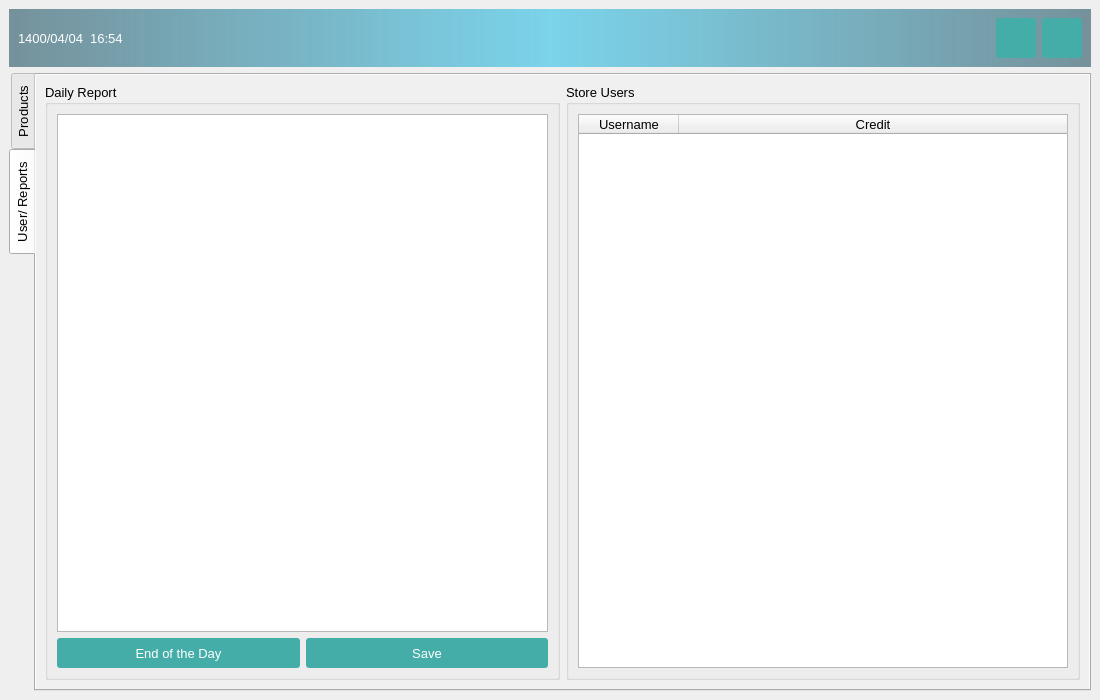
Above: AP_Project/admin_page.ui from alirrah/AP_Project before the change. Below: the same form after it.
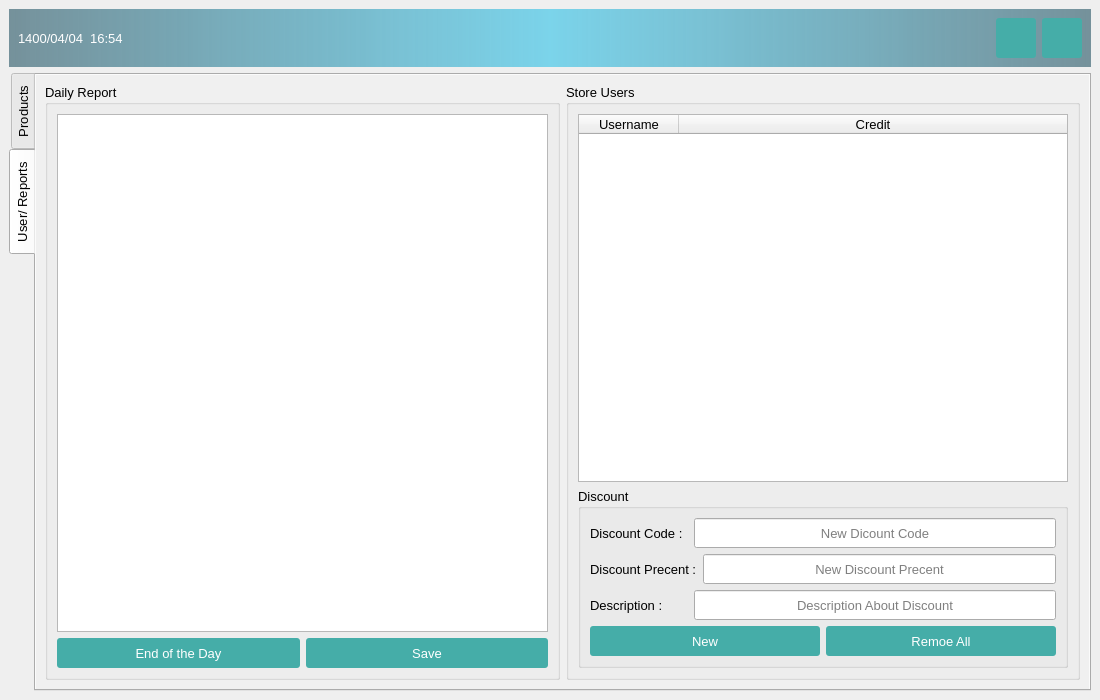
That is the form after the change. Icons and pictures are not drawn.

Commit message: add discount to the program

```diff
--- a/AP_Project/admin_page.ui
+++ b/AP_Project/admin_page.ui
@@ -30,14 +30,14 @@
 {
  color: white;
  }
-#report_btn, #save_btn, #insert_btn, #delete_btn,#edit_btn, #close_btn, #minimize_btn
+#report_btn, #save_btn, #insert_btn, #delete_btn,#edit_btn, #close_btn, #minimize_btn, #new_btn, #remove_btn
 {
   color: white;
   background-color: #45ada8;
   border-width: 0px;
   border-radius: 3px;
 }
-#insert_btn:hover, #report_btn:hover , #minimize_btn:hover, #delete_btn:hover, #edit_btn:hover, #save_btn:hover
+#insert_btn:hover, #report_btn:hover , #minimize_btn:hover, #delete_btn:hover, #edit_btn:hover, #save_btn:hover, #new_btn:hover, #remove_btn:hover
 {
  background-color: #547980;
  }
@@ -1065,6 +1065,229 @@
                </column>
               </widget>
              </item>
+             <item>
+              <widget class="QGroupBox" name="discount_gbox">
+               <property name="title">
+                <string>Discount</string>
+               </property>
+               <layout class="QVBoxLayout" name="verticalLayout_9">
+                <item>
+                 <layout class="QHBoxLayout" name="code_panel">
+                  <property name="topMargin">
+                   <number>0</number>
+                  </property>
+                  <item>
+                   <widget class="QLabel" name="code_lbl">
+                    <property name="minimumSize">
+                     <size>
+                      <width>0</width>
+                      <height>30</height>
+                     </size>
+                    </property>
+                    <property name="font">
+                     <font>
+                      <pointsize>10</pointsize>
+                     </font>
+                    </property>
+                    <property name="text">
+                     <string>Discount Code :</string>
+                    </property>
+                   </widget>
+                  </item>
+                  <item>
+                   <widget class="QLineEdit" name="code_txt">
+                    <property name="minimumSize">
+                     <size>
+                      <width>0</width>
+                      <height>30</height>
+                     </size>
+                    </property>
+                    <property name="maximumSize">
+                     <size>
+                      <width>362</width>
+                      <height>16777215</height>
+                     </size>
+                    </property>
+                    <property name="font">
+                     <font>
+                      <pointsize>10</pointsize>
+                     </font>
+                    </property>
+                    <property name="toolTip">
+                     <string>Enter Text as Code</string>
+                    </property>
+                    <property name="alignment">
+                     <set>Qt::AlignCenter</set>
+                    </property>
+                    <property name="placeholderText">
+                     <string>New Dicount Code</string>
+                    </property>
+                   </widget>
+                  </item>
+                 </layout>
+                </item>
+                <item>
+                 <layout class="QHBoxLayout" name="precent_panel">
+                  <property name="topMargin">
+                   <number>0</number>
+                  </property>
+                  <item>
+                   <widget class="QLabel" name="precent_lbl">
+                    <property name="minimumSize">
+                     <size>
+                      <width>0</width>
+                      <height>30</height>
+                     </size>
+                    </property>
+                    <property name="font">
+                     <font>
+                      <pointsize>10</pointsize>
+                     </font>
+                    </property>
+                    <property name="text">
+                     <string>Discount Precent :</string>
+                    </property>
+                   </widget>
+                  </item>
+                  <item>
+                   <widget class="QLineEdit" name="precent_txt">
+                    <property name="minimumSize">
+                     <size>
+                      <width>0</width>
+                      <height>30</height>
+                     </size>
+                    </property>
+                    <property name="font">
+                     <font>
+                      <pointsize>10</pointsize>
+                     </font>
+                    </property>
+                    <property name="toolTip">
+                     <string>Enter Number as Persent</string>
+                    </property>
+                    <property name="alignment">
+                     <set>Qt::AlignCenter</set>
+                    </property>
+                    <property name="placeholderText">
+                     <string>New Discount Precent</string>
+                    </property>
+                   </widget>
+                  </item>
+                 </layout>
+                </item>
+                <item>
+                 <layout class="QHBoxLayout" name="description_panel">
+                  <property name="topMargin">
+                   <number>0</number>
+                  </property>
+                  <item>
+                   <widget class="QLabel" name="description_lbl">
+                    <property name="minimumSize">
+                     <size>
+                      <width>0</width>
+                      <height>30</height>
+                     </size>
+                    </property>
+                    <property name="font">
+                     <font>
+                      <pointsize>10</pointsize>
+                     </font>
+                    </property>
+                    <property name="text">
+                     <string>Description :</string>
+                    </property>
+                   </widget>
+                  </item>
+                  <item>
+                   <widget class="QLineEdit" name="description_txt">
+                    <property name="minimumSize">
+                     <size>
+                      <width>0</width>
+                      <height>30</height>
+                     </size>
+                    </property>
+                    <property name="maximumSize">
+                     <size>
+                      <width>362</width>
+                      <height>16777215</height>
+                     </size>
+                    </property>
+                    <property name="font">
+                     <font>
+                      <pointsize>10</pointsize>
+                     </font>
+                    </property>
+                    <property name="toolTip">
+                     <string>Enter Text as Description</string>
+                    </property>
+                    <property name="alignment">
+                     <set>Qt::AlignCenter</set>
+                    </property>
+                    <property name="placeholderText">
+                     <string>Description About Discount</string>
+                    </property>
+                   </widget>
+                  </item>
+                 </layout>
+                </item>
+                <item>
+                 <layout class="QHBoxLayout" name="horizontalLayout_8">
+                  <property name="topMargin">
+                   <number>0</number>
+                  </property>
+                  <item>
+                   <widget class="QPushButton" name="new_btn">
+                    <property name="minimumSize">
+                     <size>
+                      <width>0</width>
+                      <height>30</height>
+                     </size>
+                    </property>
+                    <property name="font">
+                     <font>
+                      <pointsize>10</pointsize>
+                     </font>
+                    </property>
+                    <property name="cursor">
+                     <cursorShape>PointingHandCursor</cursorShape>
+                    </property>
+                    <property name="toolTip">
+                     <string>Click to Replace New Code </string>
+                    </property>
+                    <property name="text">
+                     <string>New</string>
+                    </property>
+                   </widget>
+                  </item>
+                  <item>
+                   <widget class="QPushButton" name="remove_btn">
+                    <property name="minimumSize">
+                     <size>
+                      <width>0</width>
+                      <height>30</height>
+                     </size>
+                    </property>
+                    <property name="font">
+                     <font>
+                      <pointsize>10</pointsize>
+                     </font>
+                    </property>
+                    <property name="cursor">
+                     <cursorShape>PointingHandCursor</cursorShape>
+                    </property>
+                    <property name="toolTip">
+                     <string>Click to Remove All of the Discount Code</string>
+                    </property>
+                    <property name="text">
+                     <string>Remoe All</string>
+                    </property>
+                   </widget>
+                  </item>
+                 </layout>
+                </item>
+               </layout>
+              </widget>
+             </item>
             </layout>
            </widget>
           </item>
```
Left out of the diff: 4 changed lines with no effect on the pictures. The commit also changes 9 other files.
